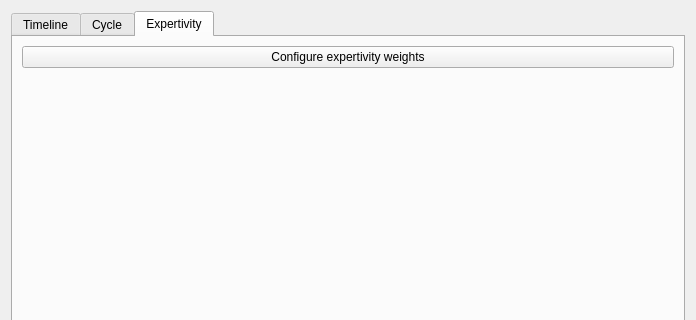
Above: optionswidget.ui from Noughmad/Isle before the change; both pictures show x 0 to 696 and y 0 to 320 of the 696 by 598 pixel window. Below: the same form after it.
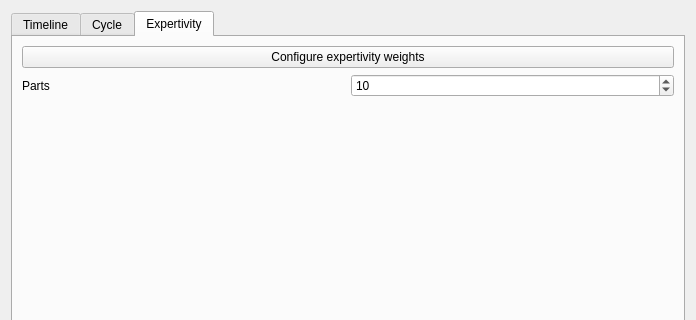
That is the form after the change.

```diff
--- a/optionswidget.ui
+++ b/optionswidget.ui
@@ -338,6 +338,30 @@
          </property>
         </widget>
        </item>
+       <item>
+        <layout class="QHBoxLayout" name="horizontalLayout">
+         <item>
+          <widget class="QLabel" name="label_9">
+           <property name="text">
+            <string>Parts</string>
+           </property>
+          </widget>
+         </item>
+         <item>
+          <widget class="QSpinBox" name="numberOfParts">
+           <property name="minimum">
+            <number>2</number>
+           </property>
+           <property name="maximum">
+            <number>60</number>
+           </property>
+           <property name="value">
+            <number>10</number>
+           </property>
+          </widget>
+         </item>
+        </layout>
+       </item>
        <item>
         <spacer name="verticalSpacer_3">
          <property name="orientation">
```
